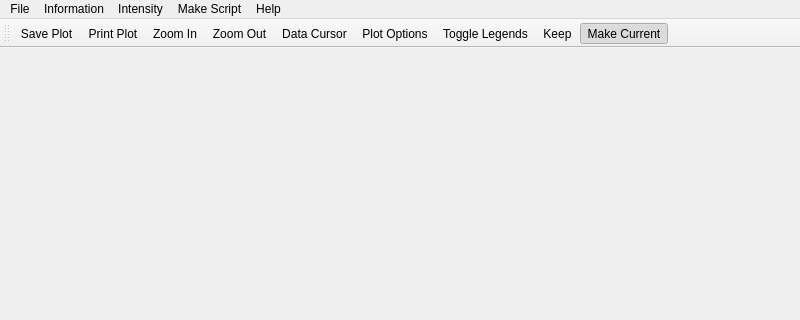
Above: mslice/plotting/plot_window/plot_window.ui from mantidproject/mslice before the change; both pictures show x 0 to 800 and y 0 to 320 of the 800 by 591 pixel window. Below: the same form after it.
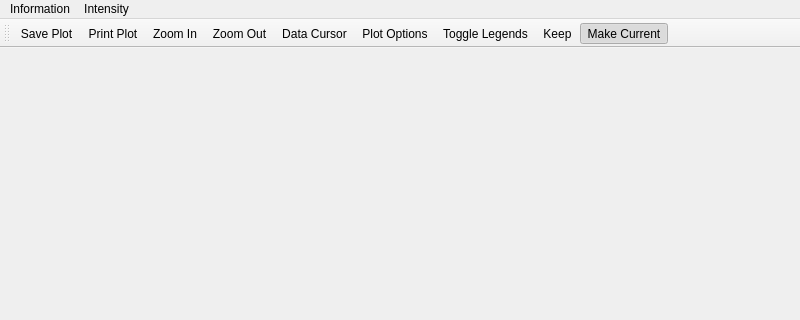
That is the form after the change.

Commit message: remove unused menu options re #175

What changed in the file:
```diff
--- a/mslice/plotting/plot_window/plot_window.ui
+++ b/mslice/plotting/plot_window/plot_window.ui
@@ -23,11 +23,6 @@
      <height>21</height>
     </rect>
    </property>
-   <widget class="QMenu" name="menuFile">
-    <property name="title">
-     <string>File</string>
-    </property>
-   </widget>
    <widget class="QMenu" name="menuInformation">
     <property name="title">
      <string>Information</string>
@@ -44,23 +39,8 @@
     <addaction name="actionChi_Q_E"/>
     <addaction name="actionChi_Q_E_magnetic"/>
    </widget>
-   <widget class="QMenu" name="menuMake_Script">
-    <property name="title">
-     <string>Make Script</string>
-    </property>
-    <addaction name="actionSave_To_File"/>
-    <addaction name="actionDump_To_Console"/>
-   </widget>
-   <widget class="QMenu" name="menuHelp">
-    <property name="title">
-     <string>Help</string>
-    </property>
-   </widget>
-   <addaction name="menuFile"/>
    <addaction name="menuInformation"/>
    <addaction name="menuIntensity"/>
-   <addaction name="menuMake_Script"/>
-   <addaction name="menuHelp"/>
   </widget>
   <widget class="QStatusBar" name="statusbar"/>
   <widget class="QToolBar" name="toolBar">
```
The commit also changes 1 other file.
